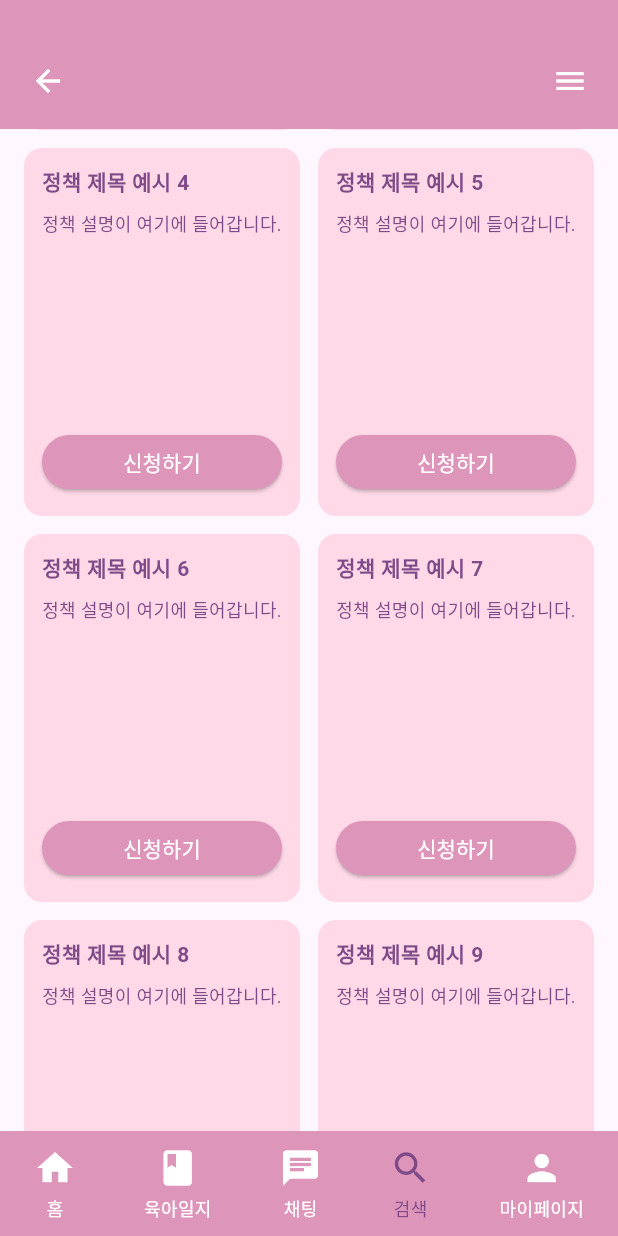
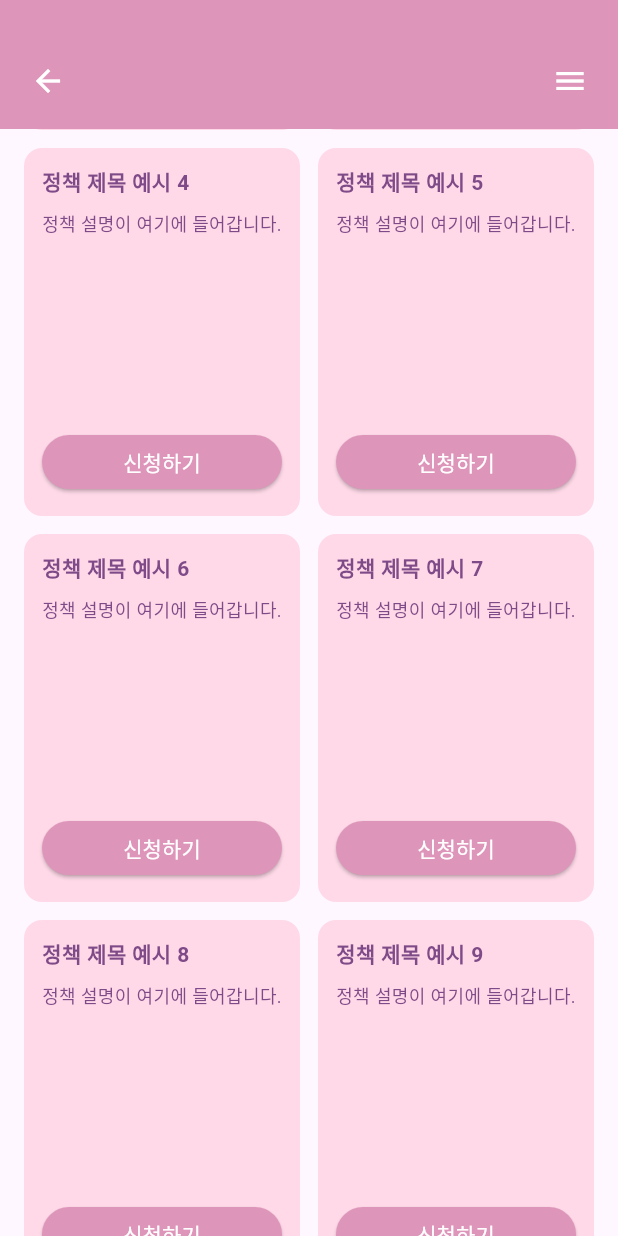
Before and after one commit to shiroHSG/Pium, a Flutter app: the PolicyPage screen opened directly, scrolled down 576 dp, on a phone screen of 412 x 824 dp. Run offline on Flutter 3.47's test engine with Material 3 defaults, Android fonts, the phone set to English and light mode, and no system bars; our stand-ins replace shared_preferences; accounts and stored records are empty; Roboto replaces fonts that are missing (Jua).

Commit message:
update pocily_page

```diff
--- a/backend_spring/src/main/frontend_flutter/lib/pages/policy_page/policy_page.dart
+++ b/backend_spring/src/main/frontend_flutter/lib/pages/policy_page/policy_page.dart
@@ -1,6 +1,5 @@
 import 'package:flutter/material.dart';
 import 'package:frontend_flutter/theme/app_theme.dart';
-import 'package:frontend_flutter/widgets/custom_bottom_bar.dart';
 import 'package:frontend_flutter/widgets/custom_drawer.dart';
 
 import '../../screens/policy_page/policy_page_ui.dart';
@@ -87,10 +86,6 @@ class _PolicyPageState extends State<PolicyPage> {
           ],
         ),
       ),
-      bottomNavigationBar: CustomBottomNavigationBar(
-        selectedIndex: _selectedIndex,
-        onItemTapped: _onItemTapped,
-      ),
     );
   }
 }
--- a/backend_spring/src/main/frontend_flutter/lib/screens/policy_page/policy_page_ui.dart
+++ b/backend_spring/src/main/frontend_flutter/lib/screens/policy_page/policy_page_ui.dart
@@ -128,7 +128,9 @@ class PolicyPageUI extends StatelessWidget {
         const SizedBox(height: 16),
 
         // 페이지네이션
-        Row(
+        Padding(
+          padding: const EdgeInsets.only(bottom: 18.0),
+          child: Row(
             mainAxisAlignment: MainAxisAlignment.center,
             children: List.generate(6, (index) {
               if (index == 5) return const Text(' >');
@@ -150,6 +152,7 @@ class PolicyPageUI extends StatelessWidget {
               );
             }),
           ),
+        ),
       ],
     );
   }
@@ -170,7 +173,7 @@ class PolicyCard extends StatelessWidget {
 
   @override
   Widget build(BuildContext context) {
-    return InkWell( // ← 카드 전체 터치 가능하게 만듦
+    return InkWell( // 카드 전체 터치 가능하게 만듦
       onTap: onPressed,
       borderRadius: BorderRadius.circular(12),
       child: Container(
```
Lines whose indentation alone changed are shown as unchanged.
